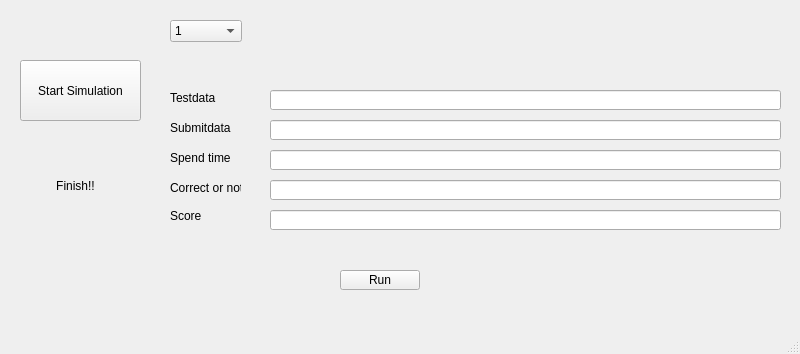
Before: the Qt Designer form mainwindow.ui in david20571015/AOOP_final, drawn with Qt 5.
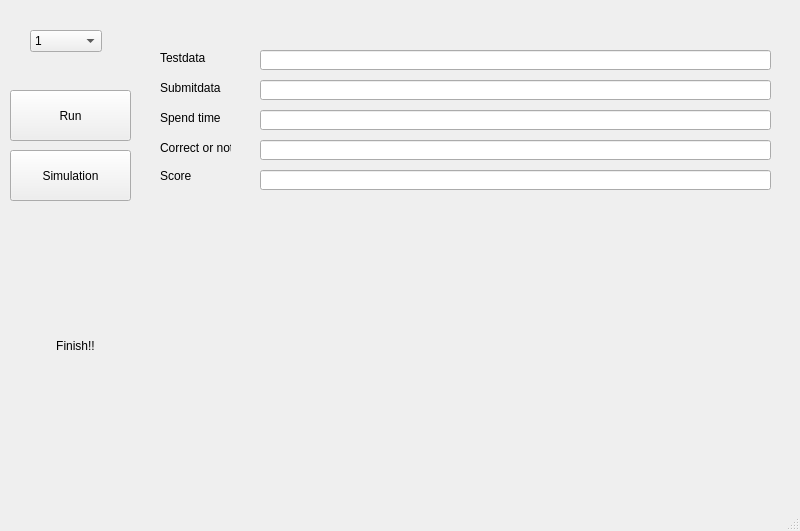
After: the same form once the commit is applied.

What changed in the file:
```diff
--- a/mainwindow.ui
+++ b/mainwindow.ui
@@ -7,7 +7,7 @@
     <x>0</x>
     <y>0</y>
     <width>800</width>
-    <height>354</height>
+    <height>531</height>
    </rect>
   </property>
   <property name="tabletTracking">
@@ -20,8 +20,8 @@
    <widget class="QLabel" name="label">
     <property name="geometry">
      <rect>
-      <x>170</x>
-      <y>90</y>
+      <x>160</x>
+      <y>50</y>
       <width>101</width>
       <height>16</height>
      </rect>
@@ -33,8 +33,8 @@
    <widget class="QLabel" name="label_2">
     <property name="geometry">
      <rect>
-      <x>170</x>
-      <y>120</y>
+      <x>160</x>
+      <y>80</y>
       <width>101</width>
       <height>16</height>
      </rect>
@@ -46,8 +46,8 @@
    <widget class="QLabel" name="label_3">
     <property name="geometry">
      <rect>
-      <x>170</x>
-      <y>150</y>
+      <x>160</x>
+      <y>110</y>
       <width>71</width>
       <height>16</height>
      </rect>
@@ -59,8 +59,8 @@
    <widget class="QLabel" name="label_4">
     <property name="geometry">
      <rect>
-      <x>170</x>
-      <y>180</y>
+      <x>160</x>
+      <y>140</y>
       <width>71</width>
       <height>16</height>
      </rect>
@@ -72,8 +72,8 @@
    <widget class="QLineEdit" name="line_testdata1">
     <property name="geometry">
      <rect>
-      <x>270</x>
-      <y>90</y>
+      <x>260</x>
+      <y>50</y>
       <width>511</width>
       <height>20</height>
      </rect>
@@ -85,8 +85,8 @@
    <widget class="QLineEdit" name="line_submitdata1">
     <property name="geometry">
      <rect>
-      <x>270</x>
-      <y>120</y>
+      <x>260</x>
+      <y>80</y>
       <width>511</width>
       <height>20</height>
      </rect>
@@ -98,8 +98,8 @@
    <widget class="QLineEdit" name="line_spendtime1">
     <property name="geometry">
      <rect>
-      <x>270</x>
-      <y>150</y>
+      <x>260</x>
+      <y>110</y>
       <width>511</width>
       <height>20</height>
      </rect>
@@ -111,8 +111,8 @@
    <widget class="QLineEdit" name="line_corr1">
     <property name="geometry">
      <rect>
-      <x>270</x>
-      <y>180</y>
+      <x>260</x>
+      <y>140</y>
       <width>511</width>
       <height>20</height>
      </rect>
@@ -124,10 +124,10 @@
    <widget class="QPushButton" name="run">
     <property name="geometry">
      <rect>
-      <x>340</x>
-      <y>270</y>
-      <width>80</width>
-      <height>20</height>
+      <x>10</x>
+      <y>90</y>
+      <width>121</width>
+      <height>51</height>
      </rect>
     </property>
     <property name="text">
@@ -137,8 +137,8 @@
    <widget class="QComboBox" name="comboBox">
     <property name="geometry">
      <rect>
-      <x>170</x>
-      <y>20</y>
+      <x>30</x>
+      <y>30</y>
       <width>72</width>
       <height>22</height>
      </rect>
@@ -282,21 +282,21 @@
    <widget class="QPushButton" name="start">
     <property name="geometry">
      <rect>
-      <x>20</x>
-      <y>60</y>
+      <x>10</x>
+      <y>150</y>
       <width>121</width>
-      <height>61</height>
+      <height>51</height>
      </rect>
     </property>
     <property name="text">
-     <string>Start Simulation</string>
+     <string>Simulation</string>
     </property>
    </widget>
    <widget class="QLabel" name="finish">
     <property name="geometry">
      <rect>
       <x>30</x>
-      <y>160</y>
+      <y>320</y>
       <width>91</width>
       <height>51</height>
      </rect>
@@ -311,8 +311,8 @@
    <widget class="QLabel" name="label_6">
     <property name="geometry">
      <rect>
-      <x>170</x>
-      <y>210</y>
+      <x>160</x>
+      <y>170</y>
       <width>47</width>
       <height>12</height>
      </rect>
@@ -324,8 +324,8 @@
    <widget class="QLineEdit" name="line_score">
     <property name="geometry">
      <rect>
-      <x>270</x>
-      <y>210</y>
+      <x>260</x>
+      <y>170</y>
       <width>511</width>
       <height>20</height>
      </rect>
```
